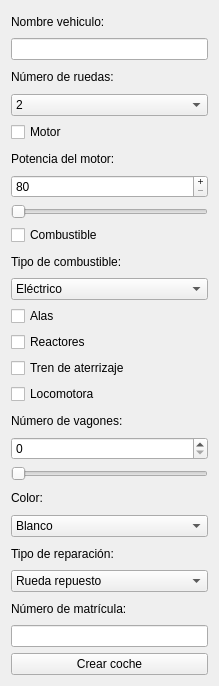
First picture: the form in crearvehiculoui.ui, repository dcontt00/ac-practica2, before the edit.
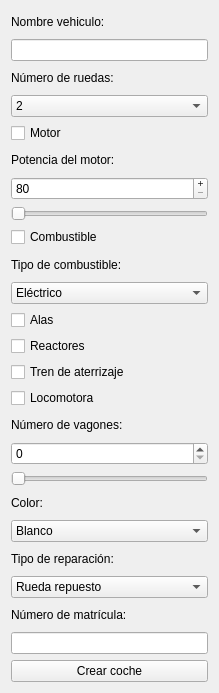
Second picture: the form after the edit.

```diff
--- a/crearvehiculoui.ui
+++ b/crearvehiculoui.ui
@@ -7,7 +7,7 @@
     <x>0</x>
     <y>0</y>
     <width>219</width>
-    <height>686</height>
+    <height>693</height>
    </rect>
   </property>
   <property name="windowTitle">
@@ -33,6 +33,17 @@
    </item>
    <item>
     <widget class="QComboBox" name="comboBoxRuedas">
+     <property name="currentText">
+      <string>2</string>
+     </property>
+     <property name="currentIndex">
+      <number>1</number>
+     </property>
+     <item>
+      <property name="text">
+       <string>0</string>
+      </property>
+     </item>
      <item>
       <property name="text">
        <string>2</string>
```
